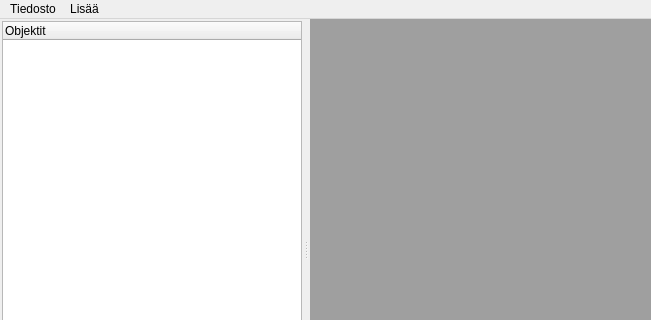
ruisleipa/kp2, file src/editor/ui/mainwindow.ui: the form before one commit; both pictures show x 0 to 651 and y 0 to 320 of the 651 by 501 pixel window.
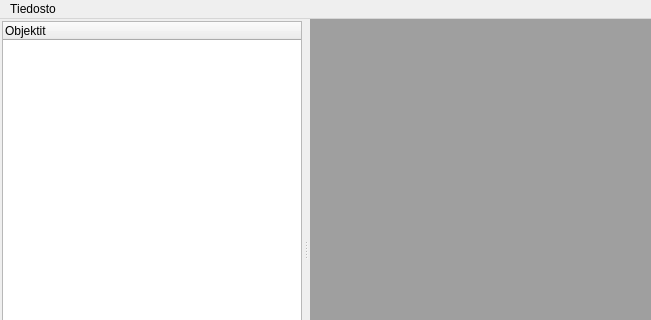
The form after the commit.

Commit message: Removed add menu from MainWindow.

The edit to the form file:
```diff
--- a/src/editor/ui/mainwindow.ui
+++ b/src/editor/ui/mainwindow.ui
@@ -105,16 +105,7 @@
     <addaction name="separator"/>
     <addaction name="quitAction"/>
    </widget>
-   <widget class="QMenu" name="menuLis">
-    <property name="title">
-     <string>Lisää</string>
-    </property>
-    <addaction name="newPartAction"/>
-    <addaction name="newVehicleAction"/>
-    <addaction name="newUpgradeAction"/>
-   </widget>
    <addaction name="fileMenu"/>
-   <addaction name="menuLis"/>
   </widget>
   <widget class="QStatusBar" name="statusbar"/>
   <action name="newAction">
```
